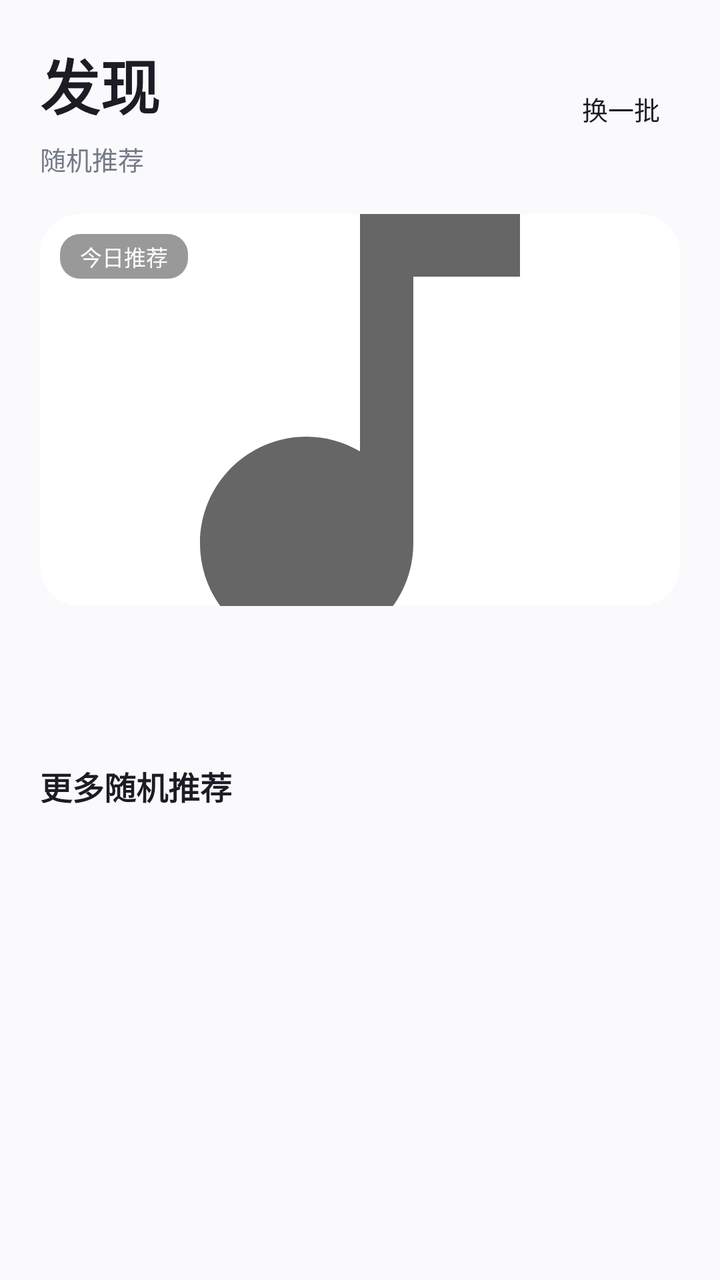
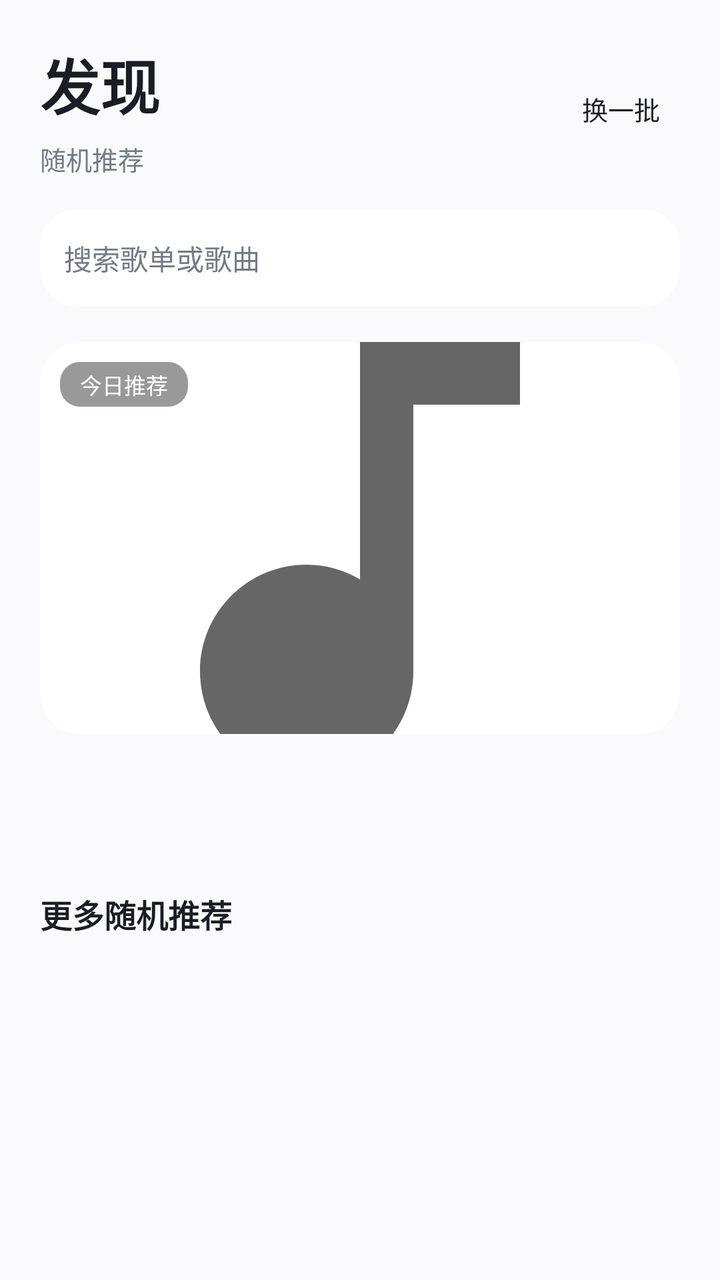

The first picture is an Android layout as it rendered before a commit; the second is the same layout after the commit. The layout source and the unified diff follow.
<!-- AndroidManifest.xml: application theme Theme.SubtitlePlayer -->
<!-- res/layout/page_discover.xml -->
<?xml version="1.0" encoding="utf-8"?>
<LinearLayout xmlns:android="http://schemas.android.com/apk/res/android" android:id="@+id/pageDiscover" android:layout_width="match_parent" android:layout_height="match_parent" android:background="@color/bg" android:orientation="vertical" android:paddingStart="20dp" android:paddingEnd="20dp" android:paddingTop="20dp">
    <LinearLayout android:layout_width="match_parent" android:layout_height="wrap_content" android:gravity="center_vertical">
        <LinearLayout android:layout_width="0dp" android:layout_height="wrap_content" android:layout_weight="1" android:orientation="vertical">
            <TextView android:layout_width="wrap_content" android:layout_height="wrap_content" android:text="@string/discover_title" android:textSize="30sp" android:textStyle="bold" android:textColor="@color/text_primary" />
            <TextView android:layout_width="wrap_content" android:layout_height="wrap_content" android:layout_marginTop="6dp" android:text="@string/discover_random" android:textColor="@color/text_hint" android:textSize="13sp" />
        </LinearLayout>
        <Button android:id="@+id/btnRefreshDiscover" style="@style/BtnStyle" android:layout_width="wrap_content" android:layout_height="48dp" android:text="@string/refresh" />
    </LinearLayout>

    <LinearLayout
        android:id="@+id/discoverPrimary"
        android:layout_width="match_parent"
        android:layout_height="wrap_content"
        android:layout_marginTop="18dp"
        android:orientation="vertical">

        <include
            layout="@layout/item_discover_primary"
            android:layout_width="match_parent"
            android:layout_height="wrap_content" />
    </LinearLayout>

    <TextView
        android:id="@+id/txtDiscoverMore"
        android:layout_width="match_parent"
        android:layout_height="wrap_content"
        android:layout_marginTop="18dp"
        android:layout_marginBottom="10dp"
        android:text="@string/discover_more"
        android:textColor="@color/text_primary"
        android:textSize="16sp"
        android:textStyle="bold" />

    <androidx.recyclerview.widget.RecyclerView android:id="@+id/recyclerDiscover" android:layout_width="match_parent" android:layout_height="0dp" android:layout_weight="1" android:clipToPadding="false" android:paddingBottom="12dp" />
</LinearLayout>
<!-- res/layout/item_discover_primary.xml (included above) -->
<?xml version="1.0" encoding="utf-8"?>
<LinearLayout xmlns:android="http://schemas.android.com/apk/res/android"
    android:layout_width="match_parent"
    android:layout_height="wrap_content"
    android:foreground="?attr/selectableItemBackground"
    android:orientation="vertical">

    <FrameLayout
        android:layout_width="match_parent"
        android:layout_height="196dp">

        <ImageView
            android:id="@+id/imgPrimaryCover"
            android:layout_width="match_parent"
            android:layout_height="match_parent"
            android:background="@drawable/bg_cover"
            android:clipToOutline="true"
            android:contentDescription="@string/cover"
            android:scaleType="centerCrop"
            android:src="@drawable/ic_music_tinted" />

        <TextView
            android:id="@+id/txtPrimaryBadge"
            android:layout_width="wrap_content"
            android:layout_height="wrap_content"
            android:layout_gravity="top|start"
            android:layout_margin="10dp"
            android:background="@drawable/bg_badge_on_photo"
            android:paddingStart="10dp"
            android:paddingEnd="10dp"
            android:paddingTop="3dp"
            android:paddingBottom="3dp"
            android:text="@string/discover_primary_badge"
            android:textColor="@color/white"
            android:textSize="11sp" />
    </FrameLayout>

    <TextView
        android:id="@+id/txtPrimaryTitle"
        android:layout_width="match_parent"
        android:layout_height="wrap_content"
        android:layout_marginTop="14dp"
        android:ellipsize="end"
        android:singleLine="true"
        android:textColor="@color/text_primary"
        android:textSize="19sp"
        android:textStyle="bold" />

    <TextView
        android:id="@+id/txtPrimaryArtist"
        android:layout_width="match_parent"
        android:layout_height="wrap_content"
        android:layout_marginTop="3dp"
        android:ellipsize="end"
        android:singleLine="true"
        android:textColor="@color/text_hint"
        android:textSize="13sp" />

</LinearLayout>
<!-- resources referenced by this layout -->
<resources>
  <color name="bg">#FAFAFC</color>
  <color name="text_hint">#737986</color>
  <color name="text_primary">#1B1C24</color>
  <color name="white">#FFFFFF</color>
  <!-- drawable bg_badge_on_photo (drawable) -->
  <?xml version="1.0" encoding="utf-8"?>
  <shape xmlns:android="http://schemas.android.com/apk/res/android"
      android:shape="rectangle">
      <corners android:radius="10dp" />
      <solid android:color="#66000000" />
  </shape>
  <!-- drawable bg_cover (drawable) -->
  <?xml version="1.0" encoding="utf-8"?>
  <shape xmlns:android="http://schemas.android.com/apk/res/android"
      android:shape="rectangle">
      <corners android:radius="20dp" />
      <solid android:color="@color/surface" />
  </shape>
  <!-- drawable ic_music_tinted (drawable) -->
  <?xml version="1.0" encoding="utf-8"?>
  <vector xmlns:android="http://schemas.android.com/apk/res/android"
      android:width="24dp"
      android:height="24dp"
      android:viewportWidth="24"
      android:viewportHeight="24">
      <path
          android:fillColor="?attr/colorControlNormal"
          android:pathData="M12,3v10.55c-0.59,-0.34 -1.27,-0.55 -2,-0.55 -2.21,0 -4,1.79 -4,4s1.79,4 4,4 4,-1.79 4,-4V7h4V3h-6z" />
  </vector>
  <string name="cover">封面</string>
  <string name="discover_more">更多随机推荐</string>
  <string name="discover_primary_badge">今日推荐</string>
  <string name="discover_random">随机推荐</string>
  <string name="discover_title">发现</string>
  <string name="refresh">换一批</string>
  <style name="BtnStyle" parent="Widget.AppCompat.Button">
          <item name="android:background">?attr/selectableItemBackgroundBorderless</item>
          <item name="android:stateListAnimator">@null</item>
          <item name="android:elevation">0dp</item>
          <item name="android:textColor">@color/text_primary</item>
          <item name="android:textAllCaps">false</item>
          <item name="android:textSize">13sp</item>
          <item name="android:minHeight">48dp</item>
          <item name="android:minWidth">0dp</item>
          <item name="android:insetTop">0dp</item>
          <item name="android:insetBottom">0dp</item>
          <item name="android:paddingTop">9dp</item>
          <item name="android:paddingBottom">9dp</item>
          <item name="android:paddingStart">10dp</item>
          <item name="android:paddingEnd">10dp</item>
      </style>
  <style name="Theme.SubtitlePlayer" parent="Theme.AppCompat.DayNight.NoActionBar">
          <item name="android:windowBackground">@color/bg</item>
          <item name="android:statusBarColor">@color/bg</item>
          <item name="android:navigationBarColor">@color/bg</item>
          
          <item name="colorAccent">@color/accent</item>
          
          <item name="alertDialogTheme">@style/ShiYinAlertDialog</item>
      </style>
  <color name="surface">#FFFFFF</color>
  <color name="accent">#4A6CF7</color>
  <style name="ShiYinAlertDialog" parent="Theme.AppCompat.DayNight.Dialog.Alert">
          <item name="colorAccent">@color/accent</item>
          <item name="android:windowBackground">@drawable/bg_dialog</item>
      </style>
  <!-- drawable bg_dialog (drawable) -->
  <?xml version="1.0" encoding="utf-8"?>
  <shape xmlns:android="http://schemas.android.com/apk/res/android"
      android:shape="rectangle">
      <corners android:radius="20dp" />
      <solid android:color="@color/bg" />
  </shape>
</resources>

<!-- the commit's change to res/layout/page_discover.xml (unified diff, before → after) -->
@@ -3,10 +3,30 @@
     <LinearLayout android:layout_width="match_parent" android:layout_height="wrap_content" android:gravity="center_vertical">
         <LinearLayout android:layout_width="0dp" android:layout_height="wrap_content" android:layout_weight="1" android:orientation="vertical">
             <TextView android:layout_width="wrap_content" android:layout_height="wrap_content" android:text="@string/discover_title" android:textSize="30sp" android:textStyle="bold" android:textColor="@color/text_primary" />
-            <TextView android:layout_width="wrap_content" android:layout_height="wrap_content" android:layout_marginTop="6dp" android:text="@string/discover_random" android:textColor="@color/text_hint" android:textSize="13sp" />
+            <TextView android:id="@+id/txtDiscoverSubtitle" android:layout_width="wrap_content" android:layout_height="wrap_content" android:layout_marginTop="6dp" android:text="@string/discover_random" android:textColor="@color/text_hint" android:textSize="13sp" />
         </LinearLayout>
         <Button android:id="@+id/btnRefreshDiscover" style="@style/BtnStyle" android:layout_width="wrap_content" android:layout_height="48dp" android:text="@string/refresh" />
     </LinearLayout>
+
+    
+    <EditText
+        android:id="@+id/searchEntryDiscover"
+        android:layout_width="match_parent"
+        android:layout_height="48dp"
+        android:layout_marginTop="16dp"
+        android:background="@drawable/bg_mini"
+        android:clickable="true"
+        android:cursorVisible="false"
+        android:focusable="false"
+        android:gravity="center_vertical"
+        android:hint="@string/search_hint"
+        android:inputType="text"
+        android:maxLines="1"
+        android:paddingStart="12dp"
+        android:paddingEnd="12dp"
+        android:textColor="@color/text_primary"
+        android:textColorHint="@color/text_hint"
+        android:textSize="14sp" />
 
     <LinearLayout
         android:id="@+id/discoverPrimary"
<!-- resource entries referenced after the edit -->
@@ -18,6 +18,13 @@
       <corners android:radius="20dp" />
       <solid android:color="@color/surface" />
   </shape>
+  <!-- drawable bg_mini (drawable) -->
+  <?xml version="1.0" encoding="utf-8"?>
+  <shape xmlns:android="http://schemas.android.com/apk/res/android"
+      android:shape="rectangle">
+      <corners android:radius="18dp" />
+      <solid android:color="@color/surface" />
+  </shape>
   <!-- drawable ic_music_tinted (drawable) -->
   <?xml version="1.0" encoding="utf-8"?>
   <vector xmlns:android="http://schemas.android.com/apk/res/android"
@@ -35,6 +42,7 @@
   <string name="discover_random">随机推荐</string>
   <string name="discover_title">发现</string>
   <string name="refresh">换一批</string>
+  <string name="search_hint">搜索歌单或歌曲</string>
   <style name="BtnStyle" parent="Widget.AppCompat.Button">
           <item name="android:background">?attr/selectableItemBackgroundBorderless</item>
           <item name="android:stateListAnimator">@null</item>
